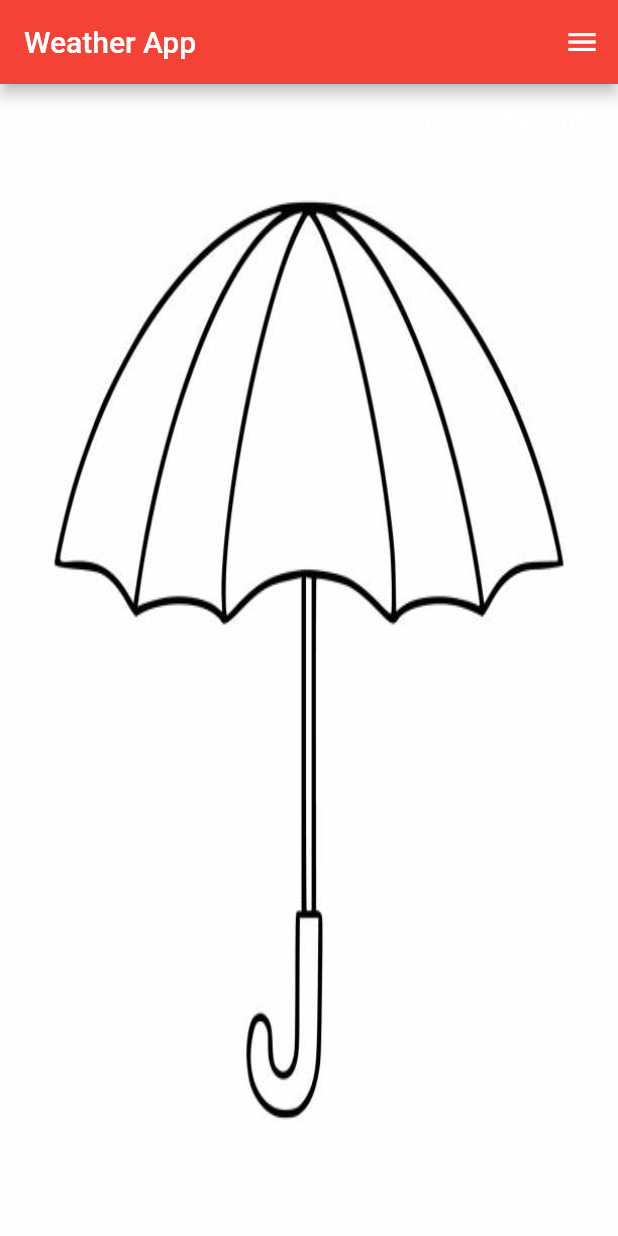
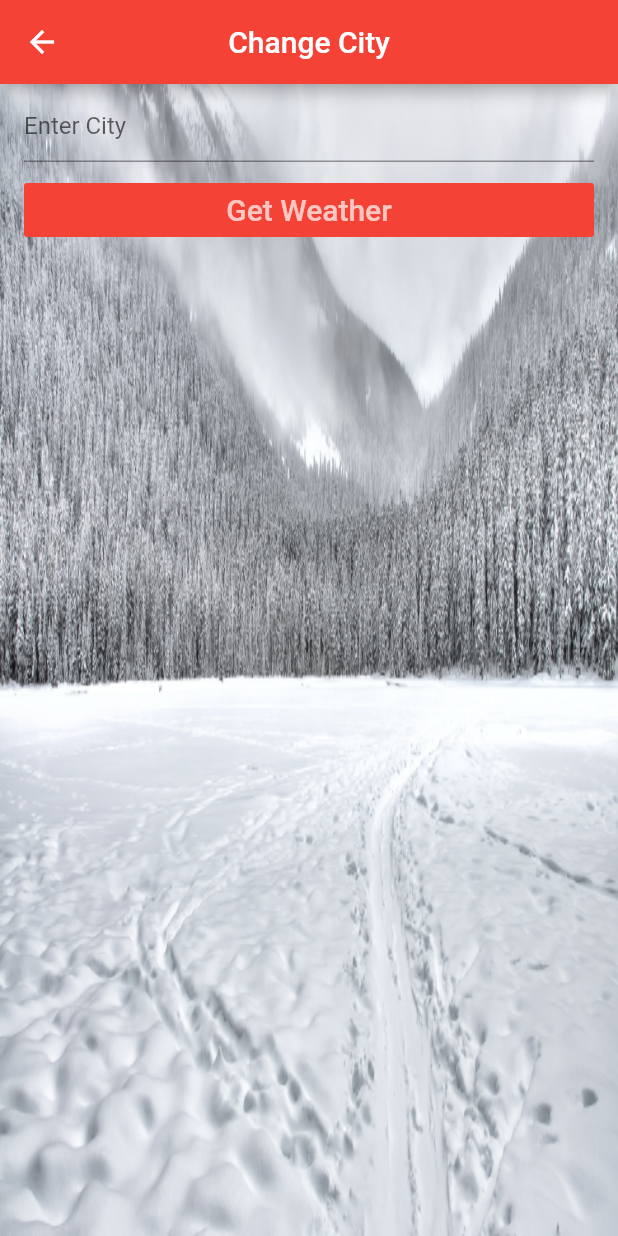
Before and after one commit to 20sw084/Weather-App, a Flutter app: the screen it shows after launch, after a tap on the "menu" icon, on a phone screen of 412 x 824 dp. Run offline on Flutter 3.47's test engine with Material 2 defaults, Android fonts, the phone set to English and light mode, and no system bars; network calls fail.

Commit message:
Commit#2

```diff
--- a/lib/Climate/weatherFile.dart
+++ b/lib/Climate/weatherFile.dart
@@ -1,4 +1,7 @@
 import 'package:flutter/material.dart';
+import '../utils/apiFile.dart' as util;
+import 'package:http/http.dart' as http;
+import 'dart:convert';
 
 class Weather extends StatefulWidget {
   const Weather({Key? key}) : super(key: key);
@@ -8,24 +11,45 @@ class Weather extends StatefulWidget {
 }
 
 class _WeatherState extends State<Weather> {
+  void showStuff() async {
+    Map data = await getWeather(util.apiId, util.defaultCity);
+    print(data.toString());
+  }
+
+  String? _cityEntered; // City removed from the text field
+  Future<void> _goToNextScreen(
+    BuildContext context,
+  ) async {
+    Map? results = await Navigator.of(context).push(
+      MaterialPageRoute<Map>(
+        builder: (BuildContext context) {
+          return ChangeCity();
+        },
+      ),
+    );
+    if (results != null && results.containsKey('enter')) {
+      _cityEntered = results['enter'];
+    }
+  }
+
   @override
   Widget build(BuildContext context) {
     return Scaffold(
       appBar: AppBar(
-        title: Text("Weather App"),
+        title: const Text("Weather App"),
         backgroundColor: Colors.red,
         actions: <Widget>[
           IconButton(
-            icon: Icon(Icons.menu),
-            onPressed: () {
-              // showSearch(context: context, delegate: SearchBarDelegate());
+            icon: const Icon(Icons.menu),
+            onPressed: () async {
+              await _goToNextScreen(context);
             },
           ),
         ],
       ),
       body: Stack(
         children: <Widget>[
-          Center(
+          const Center(
             child: Image(
               image: AssetImage('lib/images/umbrella.png'),
               height: 1200.0,
@@ -35,11 +59,120 @@ class _WeatherState extends State<Weather> {
           ),
           Container(
             alignment: Alignment.topRight,
-            margin: EdgeInsets.fromLTRB(0.0, 10.9, 20.9, 0.0),
+            margin: const EdgeInsets.fromLTRB(0.0, 10.9, 20.9, 0.0),
             child: Text(
-              "Hyderabad",
+              _cityEntered ?? util.defaultCity,
+              // '${_cityEntered == null ? util.defaultCity : _cityEntered}',
               style: cityStyle(),
             ),
+          ),
+          Container(
+            margin: const EdgeInsets.fromLTRB(30.0, 190.0, 0.0, 0.0),
+            child: updateTempWidget(
+              _cityEntered ?? util.defaultCity,
+              // '${_cityEntered == null ? util.defaultCity : _cityEntered}',
+            ),
+          ),
+        ],
+      ),
+    );
+  }
+
+  Future<Map> getWeather(String appId, String city) async {
+    String apiUrl =
+        'https://api.openweathermap.org/data/2.5/weather?q=$city&appid=$appId&units=metric';
+    http.Response response = await http.get(Uri.parse(apiUrl));
+    return jsonDecode(response.body);
+  }
+
+  Widget updateTempWidget(String city) {
+    return FutureBuilder(
+      future: getWeather(util.apiId, city == null ? util.defaultCity : city),
+      builder: (BuildContext context, AsyncSnapshot<Map> snapshot) {
+        if (snapshot.hasData) {
+          Map content = snapshot.data!;
+          return Container(
+            margin: const EdgeInsets.fromLTRB(30.0, 250.0, 0.0, 0.0),
+            child: Column(
+              mainAxisAlignment: MainAxisAlignment.center,
+              children: <Widget>[
+                ListTile(
+                  title: Text(
+                    "${content['main']['temp'].toString()} °C",
+                    style: tempStyle(),
+                  ),
+                  subtitle: ListTile(
+                    title: Text(
+                      "Humidity: ${content['main']['humidity'].toString()} \n"
+                      "Min: ${content['main']['temp_min'].toString()} \n"
+                      "Max: ${content['main']['temp_max'].toString()}",
+                      style: extraData(),
+                    ),
+                  ),
+                ),
+              ],
+            ),
+          );
+        } else {
+          return Container();
+        }
+      },
+    );
+  }
+}
+
+// ignore: must_be_immutable
+class ChangeCity extends StatelessWidget {
+  final _cityFieldController = TextEditingController();
+
+  ChangeCity({Key? key}) : super(key: key);
+  @override
+  Widget build(BuildContext context) {
+    return Scaffold(
+      appBar: AppBar(
+        backgroundColor: Colors.red,
+        title: const Text('Change City'),
+        centerTitle: true,
+      ),
+      body: Stack(
+        children: <Widget>[
+          const Center(
+            child: Image(
+              image: AssetImage('lib/images/snow.png'),
+              height: 1200.0,
+              width: 600.0,
+              fit: BoxFit.fill,
+            ),
+          ),
+          ListView(
+            children: <Widget>[
+              ListTile(
+                title: TextField(
+                  decoration: const InputDecoration(
+                    hintText: 'Enter City',
+                  ),
+                  controller: _cityFieldController,
+                  keyboardType: TextInputType.text,
+                ),
+              ),
+              ListTile(
+                title: FlatButton(
+                  onPressed: () {
+                    Navigator.pop(context, {
+                      'enter': _cityFieldController.text,
+                    });
+                  },
+                  textColor: Colors.white70,
+                  color: Colors.red,
+                  child: const Text(
+                    'Get Weather',
+                    style: TextStyle(
+                      fontSize: 20.0,
+                    ),
+                  ),
+                ),
+              ),
+            ],
           ),
         ],
       ),
@@ -49,8 +182,26 @@ class _WeatherState extends State<Weather> {
 
 TextStyle cityStyle() {
   return const TextStyle(
-    color: Colors.white,
+    color: Colors.black,
     fontSize: 22.9,
     fontStyle: FontStyle.italic,
   );
 }
+
+TextStyle tempStyle() {
+  return const TextStyle(
+    color: Color.fromARGB(179, 12, 12, 238),
+    fontSize: 49.9,
+    fontStyle: FontStyle.normal,
+    fontWeight: FontWeight.w500,
+  );
+}
+
+TextStyle extraData() {
+  return const TextStyle(
+    color: Color.fromARGB(179, 12, 12, 238),
+    fontSize: 17.0,
+    fontStyle: FontStyle.normal,
+    fontWeight: FontWeight.w500,
+  );
+}
--- /dev/null
+++ b/lib/utils/apiFile.dart
@@ -0,0 +1,5 @@
+// final apiId = "bac403200dc42a6846f23ad7f20ae2f8";
+
+const apiId = "ee595cbdb0db0ef5d11b9caf5a8eb1ea";
+
+const defaultCity = "Hyderabad,pk";
--- a/pubspec.yaml
+++ b/pubspec.yaml
@@ -34,6 +34,7 @@ dependencies:
   # The following adds the Cupertino Icons font to your application.
   # Use with the CupertinoIcons class for iOS style icons.
   cupertino_icons: ^1.0.2
+  http: ^0.13.5
 
 dev_dependencies:
   flutter_test:
```
Also changed, not shown: pubspec.lock.
